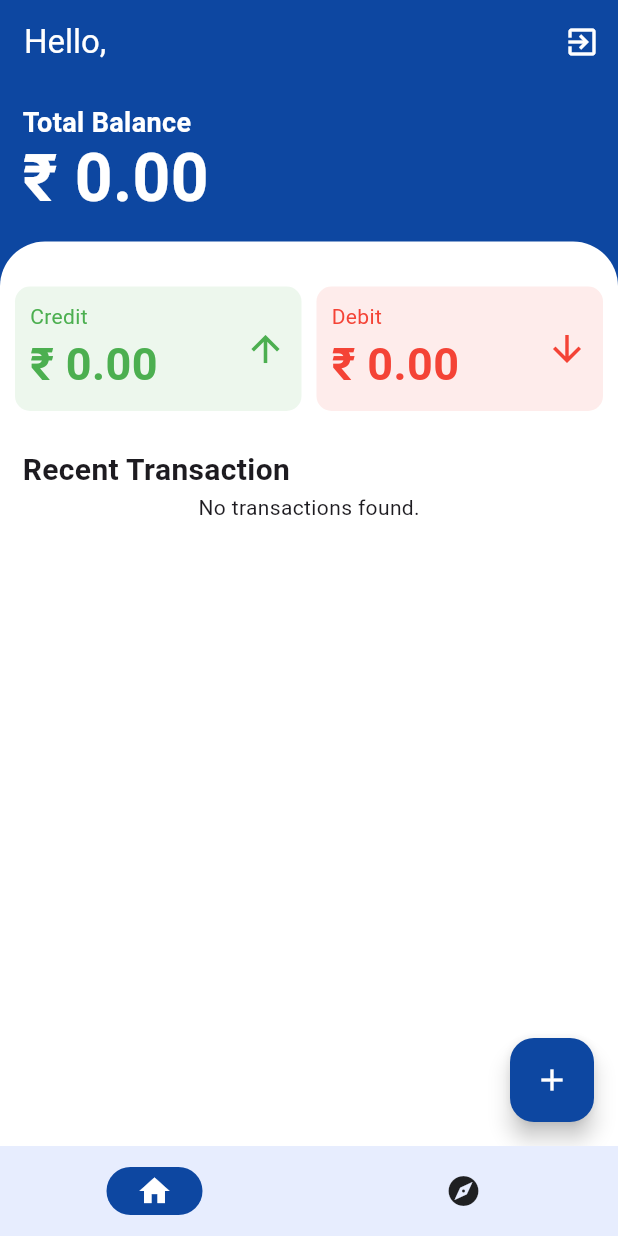
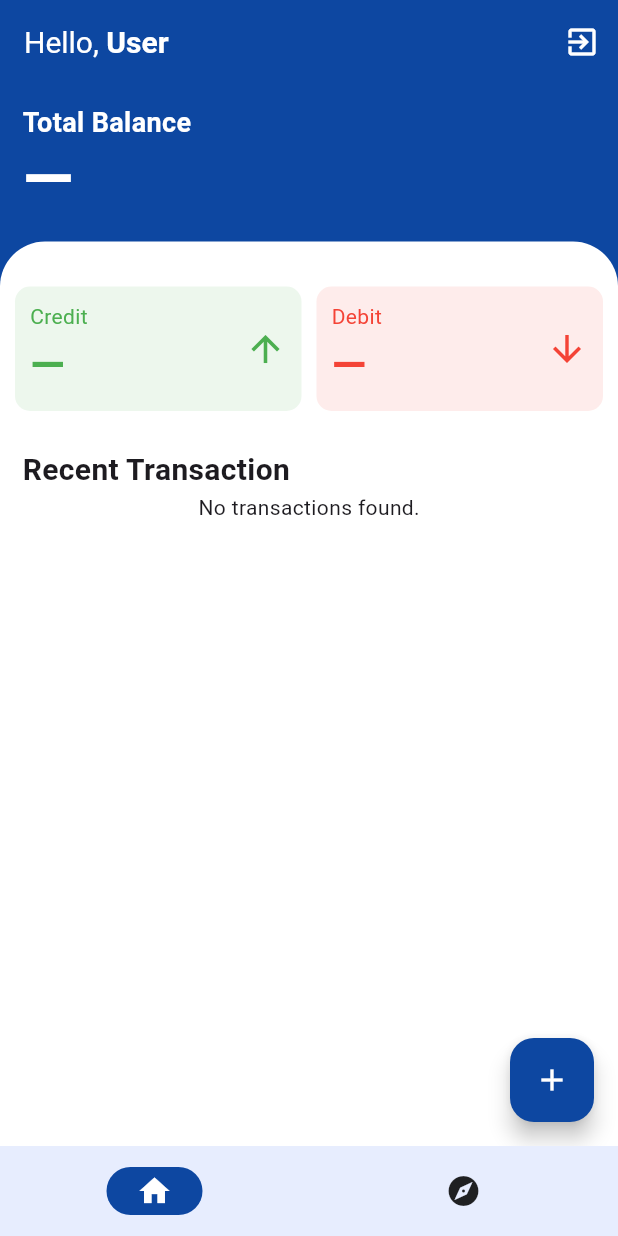
Before and after one commit to Rahul2-5/Budget_Tracker, a Flutter app: the screen it shows once a user with an empty profile is signed in, on a phone screen of 412 x 824 dp. Run offline on Flutter 3.47's test engine with Material 3 defaults, Android fonts, the phone set to English and light mode, and no system bars; our stand-ins replace cloud_firestore, firebase_auth, firebase_core, flutter_native_splash, font_awesome_flutter, google_sign_in; accounts and stored records are empty.

Commit message:
Show username on homeScreen

```diff
--- a/lib/Screens/home_screen.dart
+++ b/lib/Screens/home_screen.dart
@@ -6,6 +6,7 @@ import 'package:budget_tracker/Widgets/hero_card.dart';
 import 'package:budget_tracker/Widgets/transaction_card.dart';
 import 'package:firebase_auth/firebase_auth.dart';
 import 'package:flutter/material.dart';
+import 'package:cloud_firestore/cloud_firestore.dart';
 
 class HomeScreen extends StatefulWidget {
   const HomeScreen({super.key});
@@ -17,6 +18,68 @@ class HomeScreen extends StatefulWidget {
 class _HomeScreenState extends State<HomeScreen> {
   var isLogoutLoader = false;
 
+  String username = "User"; //  Username state
+  final userId = FirebaseAuth.instance.currentUser!.uid;
+
+  @override
+  void initState() {
+    super.initState();
+    createOrUpdateUserInFirestore(); // 🔧 Save user info if new
+    fetchUsername(); // 🔧 Fetch username on init
+  }
+
+  // 🔧 Save user data on first login if not already present
+  Future<void> createOrUpdateUserInFirestore() async {
+    final user = FirebaseAuth.instance.currentUser!;
+    final userDoc = FirebaseFirestore.instance.collection('users').doc(user.uid);
+
+    final docSnapshot = await userDoc.get();
+
+    if (!docSnapshot.exists) {
+      final isGoogle = user.providerData.any((info) => info.providerId == 'google.com');
+
+      final userData = {
+        'provider': isGoogle ? 'google' : 'email',
+        'name': isGoogle ? user.displayName ?? 'User' : null,
+        'username': isGoogle ? null : user.email?.split('@')[0] ?? 'User',
+        'email': user.email,
+        'createdAt': FieldValue.serverTimestamp(),
+      };
+
+      await userDoc.set(userData);
+    }
+  }
+
+  // 🔧 Function to fetch name or username from Firestore
+  Future<void> fetchUsername() async {
+    try {
+      final userDoc = await FirebaseFirestore.instance
+          .collection('users')
+          .doc(userId)
+          .get();
+
+      if (userDoc.exists) {
+        final data = userDoc.data() as Map<String, dynamic>;
+        print("User data: $data"); // 🔧 Debug
+
+        String? name;
+
+        if (data.containsKey('name')) {
+          name = data['name'];
+        } else if (data.containsKey('username')) {
+          name = data['username'];
+        }
+
+        setState(() {
+          username = name != null && name.trim().isNotEmpty ? name : "User";
+        });
+      }
+    } catch (e) {
+      print("Error fetching user info: $e");
+    }
+  }
+
+  // 🔧 Logout logic
   logOut() async {
     setState(() {
       isLogoutLoader = true;
@@ -32,8 +95,6 @@ class _HomeScreenState extends State<HomeScreen> {
     });
   }
 
-  final userId = FirebaseAuth.instance.currentUser!.uid;
-
   _dialogBuilder(BuildContext context) {
     return showDialog(
       context: context,
@@ -48,29 +109,37 @@ class _HomeScreenState extends State<HomeScreen> {
   @override
   Widget build(BuildContext context) {
     return Scaffold(
-      backgroundColor: Colors.white, // Set the background color of the entire screen to white
+      backgroundColor: Colors.white,
       floatingActionButton: FloatingActionButton(
         backgroundColor: Colors.blue.shade900,
         onPressed: () {
           _dialogBuilder(context);
         },
-        child: Icon(
+        child: const Icon(
           Icons.add,
           color: Colors.white,
         ),
       ),
       appBar: AppBar(
         backgroundColor: Colors.blue.shade900,
-        title: Text(
-          "Hello,",
-          style: TextStyle(color: Colors.white),
+        title: RichText(
+          text: TextSpan(
+            style: const TextStyle(color: Colors.white, fontSize: 20),
+            children: [
+              const TextSpan(text: "Hello, "),
+              TextSpan(
+                text: username,
+                style: const TextStyle(fontWeight: FontWeight.bold),
+              ),
+            ],
+          ),
         ),
         actions: [
           IconButton(
             onPressed: logOut,
             icon: isLogoutLoader
-                ? CircularProgressIndicator(color: Colors.white)
-                : Icon(
+                ? const CircularProgressIndicator(color: Colors.white)
+                : const Icon(
                     Icons.exit_to_app,
                     color: Colors.white,
                   ),
@@ -82,7 +151,7 @@ class _HomeScreenState extends State<HomeScreen> {
           children: [
             HeroCard(userId: userId),
             Container(
-              color: Colors.white, // Ensures TransactionCards also has a white background
+              color: Colors.white,
               child: TransactionCards(),
             ),
           ],
--- a/lib/Widgets/hero_card.dart
+++ b/lib/Widgets/hero_card.dart
@@ -1,7 +1,7 @@
 import 'package:cloud_firestore/cloud_firestore.dart';
 import 'package:flutter/material.dart';
 
-/// 🔧 Rewritten to calculate values from transactions instead of user doc
+///  Rewritten to calculate values from transactions instead of user doc
 class HeroCard extends StatelessWidget {
   HeroCard({super.key, required this.userId});
 
@@ -9,7 +9,7 @@ class HeroCard extends StatelessWidget {
 
   @override
   Widget build(BuildContext context) {
-    /// 🔧 Listen to user's transactions
+    /// Listen to user's transactions
     final Stream<QuerySnapshot> _transactionStream = FirebaseFirestore.instance
         .collection('users')
         .doc(userId)
@@ -23,12 +23,12 @@ class HeroCard extends StatelessWidget {
           return const Text('Something went wrong');
         }
 
-        /// 🔧 If no data or empty list, show 0 values
+        ///  If no data or empty list, show placeholders
         if (!snapshot.hasData || snapshot.data!.docs.isEmpty) {
           return const Cards(
-            totalCredit: 0,
-            totalDebit: 0,
-            remainingAmount: 0,
+            totalCredit: null,
+            totalDebit: null,
+            remainingAmount: null,
           );
         }
 
@@ -37,7 +37,7 @@ class HeroCard extends StatelessWidget {
         double totalCredit = 0;
         double totalDebit = 0;
 
-        /// 🔧 Calculate totals
+        ///  Calculate totals
         for (var doc in transactions) {
           final data = doc.data() as Map<String, dynamic>;
           final type = data['type'];
@@ -71,10 +71,13 @@ class Cards extends StatelessWidget {
     required this.remainingAmount,
   });
 
-  /// 🔧 Replaced data map with individual fields
-  final double totalCredit;
-  final double totalDebit;
-  final double remainingAmount;
+  final double? totalCredit;
+  final double? totalDebit;
+  final double? remainingAmount;
+
+  String formatAmount(double? amount) {
+    return amount == null ? "—" : "₹ ${amount.toInt()}";
+  }
 
   @override
   Widget build(BuildContext context) {
@@ -98,7 +101,7 @@ class Cards extends StatelessWidget {
                   ),
                 ),
                 Text(
-                  "₹ ${remainingAmount.toStringAsFixed(2)}",
+                  formatAmount(remainingAmount),
                   style: const TextStyle(
                     fontSize: 44,
                     color: Colors.white,
@@ -124,7 +127,7 @@ class Cards extends StatelessWidget {
                   child: CardOne(
                     color: Colors.green,
                     heading: 'Credit',
-                    amount: totalCredit.toStringAsFixed(2),
+                    amount: totalCredit,
                   ),
                 ),
                 const SizedBox(width: 10),
@@ -132,7 +135,7 @@ class Cards extends StatelessWidget {
                   child: CardOne(
                     color: Colors.red,
                     heading: 'Debit',
-                    amount: totalDebit.toStringAsFixed(2),
+                    amount: totalDebit,
                   ),
                 ),
               ],
@@ -154,10 +157,12 @@ class CardOne extends StatelessWidget {
 
   final Color color;
   final String heading;
-  final String amount;
+  final double? amount;
 
   @override
   Widget build(BuildContext context) {
+    final displayAmount = amount == null ? "—" : "₹ ${amount?.toInt()}";
+
     return Container(
       decoration: BoxDecoration(
         color: color.withOpacity(0.1),
@@ -177,7 +182,7 @@ class CardOne extends StatelessWidget {
                 FittedBox(
                   fit: BoxFit.scaleDown,
                   child: Text(
-                    "₹ $amount",
+                    displayAmount,
                     style: TextStyle(
                       color: color,
                       fontSize: 30,
```
Also changed, not shown: lib/Widgets/transaction_card.dart (+3 -7 lines), 4 other files.
